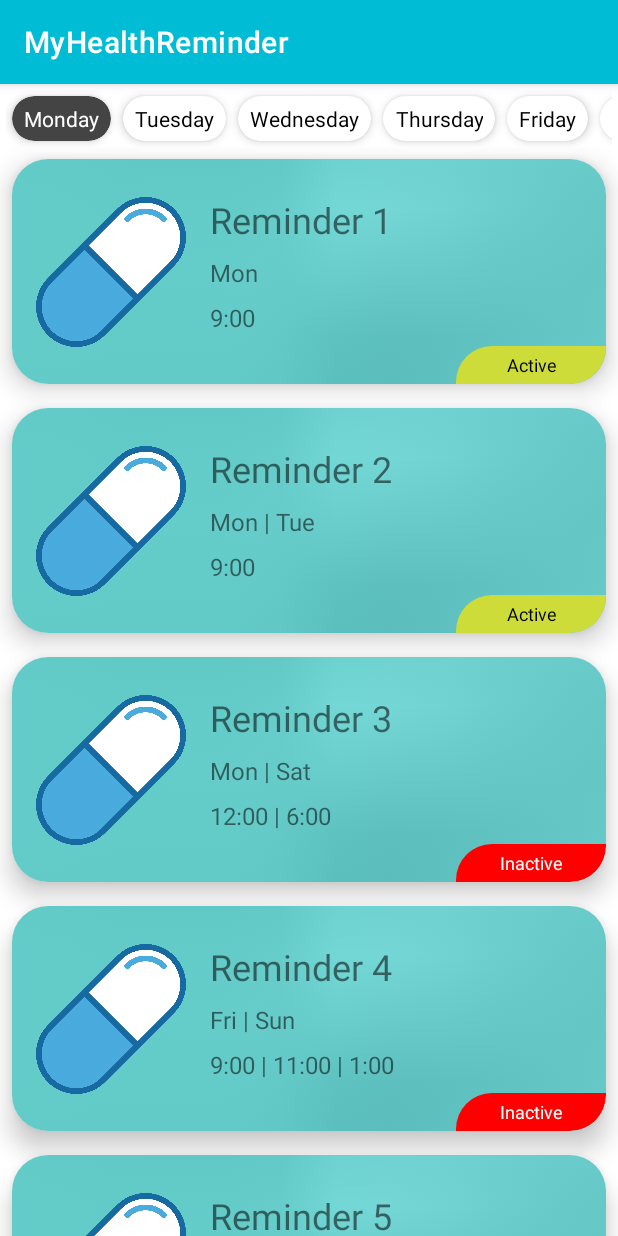
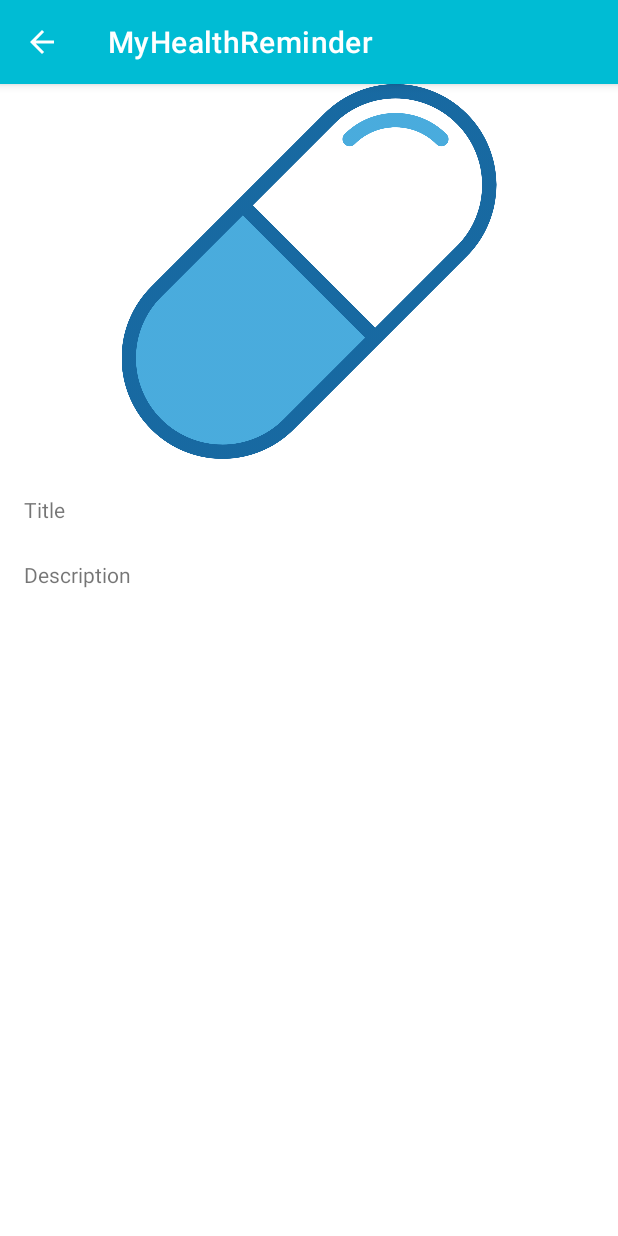
Before and after one commit to sothengski/MyHealthReminder, an Android app: the screen it shows after launch (MainActivity before the commit, DetailActivity after it), after a tap on "Reminder 1", on a phone screen of 412 x 824 dp. Run offline under Robolectric (Android 15) with nearby library versions, the phone set to English and light mode, and no system bars.

Commit message:
Added Detail Activity and back Button

```diff
--- a/app/src/main/AndroidManifest.xml
+++ b/app/src/main/AndroidManifest.xml
@@ -13,6 +13,10 @@
         android:theme="@style/Theme.MyHealthReminder"
         tools:targetApi="31">
         <activity
+            android:name=".DetailActivity"
+            android:exported="true"
+            android:parentActivityName=".MainActivity"/>
+        <activity
             android:name=".MainActivity"
             android:exported="true">
             <intent-filter>
--- /dev/null
+++ b/app/src/main/java/com/example/myhealthreminder/DetailActivity.kt
@@ -0,0 +1,70 @@
+package com.example.myhealthreminder
+
+import android.os.Bundle
+import android.view.MenuItem
+import android.widget.ImageView
+import android.widget.TextView
+import android.widget.Toolbar
+import androidx.activity.enableEdgeToEdge
+import androidx.appcompat.app.ActionBar
+import androidx.appcompat.app.AppCompatActivity
+import androidx.cardview.widget.CardView
+import androidx.core.view.ViewCompat
+import androidx.core.view.WindowInsetsCompat
+
+class DetailActivity : AppCompatActivity() {
+    override fun onCreate(savedInstanceState: Bundle?) {
+        super.onCreate(savedInstanceState)
+
+        // enable the back button in the navigation bar
+        supportActionBar!!.setDisplayHomeAsUpEnabled(true)
+
+        enableEdgeToEdge()
+        setContentView(R.layout.activity_detail)
+        ViewCompat.setOnApplyWindowInsetsListener(findViewById(R.id.main)) { v, insets ->
+            val systemBars = insets.getInsets(WindowInsetsCompat.Type.systemBars())
+            v.setPadding(systemBars.left, systemBars.top, systemBars.right, systemBars.bottom)
+            insets
+    }
+
+
+
+
+
+
+
+
+
+
+//        // calling the action bar
+//        var actionBar = getSupportActionBar()
+//        // showing the back button in action bar
+//        if (actionBar != null) {
+//            actionBar.setDisplayHomeAsUpEnabled(true)
+//        }
+//
+//        // this event will enable the back
+//        // function to the button on press
+//        override fun onContextItemSelected(item: MenuItem): Boolean {
+//            when (item.itemId) {
+//                android.R.id.home -> {
+//                    finish()
+//                    return true
+//                }
+//            }
+//            return super.onContextItemSelected(item)
+//        }
+
+
+
+
+        val imageView: ImageView = findViewById(R.id.imageView);
+        val dTitle: TextView = findViewById(R.id.dTitle);
+        val dDescription: TextView = findViewById(R.id.dDescription);
+
+//        Bundle bundle = getIntent().getExtras();
+//        imageView.setImageResource(bundle.getInt("image"));
+//        dTitle.setText(bundle.getString("title"));
+//        dDescription.setText(bundle.getString("description"));
+    }
+}
--- a/app/src/main/java/com/example/myhealthreminder/MainActivity.kt
+++ b/app/src/main/java/com/example/myhealthreminder/MainActivity.kt
@@ -1,6 +1,7 @@
 package com.example.myhealthreminder
 
 import android.os.Bundle
+import android.widget.Button
 import androidx.activity.enableEdgeToEdge
 import androidx.appcompat.app.AppCompatActivity
 import androidx.core.view.ViewCompat
@@ -19,6 +20,11 @@ class MainActivity : AppCompatActivity() {
             insets
         }
 
+        reminderRecyclerView()
+        filterRecyclerView()
+    }
+
+    fun reminderRecyclerView() {
         // 1- RecyclerView
         val recyclerView: RecyclerView = findViewById(R.id.recyclerView)
         recyclerView.layoutManager = LinearLayoutManager(this, LinearLayoutManager.VERTICAL, false)
@@ -60,8 +66,6 @@ class MainActivity : AppCompatActivity() {
         // 3- Adapter
         val adapter = RemindersAdapter(remindersList)
         recyclerView.adapter = adapter
-
-        filterRecyclerView()
     }
 
     fun filterRecyclerView() {
@@ -73,13 +77,13 @@ class MainActivity : AppCompatActivity() {
         // 2- Data source: List of ReminderModel Objects
         var filtersList: ArrayList<FilterModel> = ArrayList()
 
-        var filter1 = FilterModel(1, "Monday",true)
-        var filter2 = FilterModel(2, "Tuesday",false)
-        var filter3 = FilterModel(3, "Wednesday",false)
-        var filter4 = FilterModel(4, "Thursday",false)
-        var filter5 = FilterModel(5, "Friday",false)
-        var filter6 = FilterModel(6, "Saturday",false)
-        var filter7 = FilterModel(7, "Sunday",false)
+        var filter1 = FilterModel(1, "Monday", true)
+        var filter2 = FilterModel(2, "Tuesday", false)
+        var filter3 = FilterModel(3, "Wednesday", false)
+        var filter4 = FilterModel(4, "Thursday", false)
+        var filter5 = FilterModel(5, "Friday", false)
+        var filter6 = FilterModel(6, "Saturday", false)
+        var filter7 = FilterModel(7, "Sunday", false)
 
 
         filtersList.add(filter1)
@@ -90,7 +94,6 @@ class MainActivity : AppCompatActivity() {
         filtersList.add(filter6)
         filtersList.add(filter7)
 
-
         // 3- Adapter
         val adapter = FiltersAdapter(filtersList)
         filterRecyclerView.adapter = adapter
--- a/app/src/main/java/com/example/myhealthreminder/RemindersAdapter.kt
+++ b/app/src/main/java/com/example/myhealthreminder/RemindersAdapter.kt
@@ -1,6 +1,8 @@
 package com.example.myhealthreminder
 
+import android.content.Intent
 import android.graphics.Color
+import android.os.Bundle
 import android.view.LayoutInflater
 import android.view.View
 import android.view.ViewGroup
@@ -34,8 +36,17 @@ class RemindersAdapter(val remindersList: ArrayList<ReminderModel>) :
                 Toast.makeText(
                     itemView.context,
                     "You Clicked: ${remindersList[adapterPosition].reminderName}",
-                    Toast.LENGTH_LONG
+                    Toast.LENGTH_SHORT
                 ).show()
+
+                // Navigate to DetailActivity
+                val intent = Intent(itemView.context, DetailActivity::class.java)
+
+                // Pass data to DetailActivity
+                intent.putExtra("image", remindersList[adapterPosition].reminderImg)
+                intent.putExtra("title", remindersList[adapterPosition].reminderName)
+                intent.putExtra("description", remindersList[adapterPosition].reminderDays)
+                itemView.context.startActivity(intent)
             }
         }
     }
--- /dev/null
+++ b/app/src/main/res/layout/activity_detail.xml
@@ -0,0 +1,38 @@
+<?xml version="1.0" encoding="utf-8"?>
+<androidx.constraintlayout.widget.ConstraintLayout xmlns:android="http://schemas.android.com/apk/res/android"
+    xmlns:app="http://schemas.android.com/apk/res-auto"
+    xmlns:tools="http://schemas.android.com/tools"
+    android:id="@+id/main"
+    android:layout_width="match_parent"
+    android:layout_height="match_parent"
+    tools:context=".DetailActivity">
+
+    <ImageView
+        android:id="@+id/imageView"
+        android:layout_width="match_parent"
+        android:layout_height="250dp"
+        app:layout_constraintEnd_toEndOf="parent"
+        app:layout_constraintStart_toStartOf="parent"
+        app:layout_constraintTop_toTopOf="parent"
+        app:srcCompat="@drawable/pill_symbol" />
+
+    <TextView
+        android:id="@+id/dTitle"
+        android:layout_width="wrap_content"
+        android:layout_height="wrap_content"
+        android:layout_marginStart="16dp"
+        android:layout_marginTop="24dp"
+        android:text="Title"
+        app:layout_constraintStart_toStartOf="parent"
+        app:layout_constraintTop_toBottomOf="@+id/imageView" />
+
+    <TextView
+        android:id="@+id/dDescription"
+        android:layout_width="wrap_content"
+        android:layout_height="wrap_content"
+        android:layout_marginStart="16dp"
+        android:layout_marginTop="24dp"
+        android:text="Description"
+        app:layout_constraintStart_toStartOf="parent"
+        app:layout_constraintTop_toBottomOf="@+id/dTitle" />
+</androidx.constraintlayout.widget.ConstraintLayout>
```
